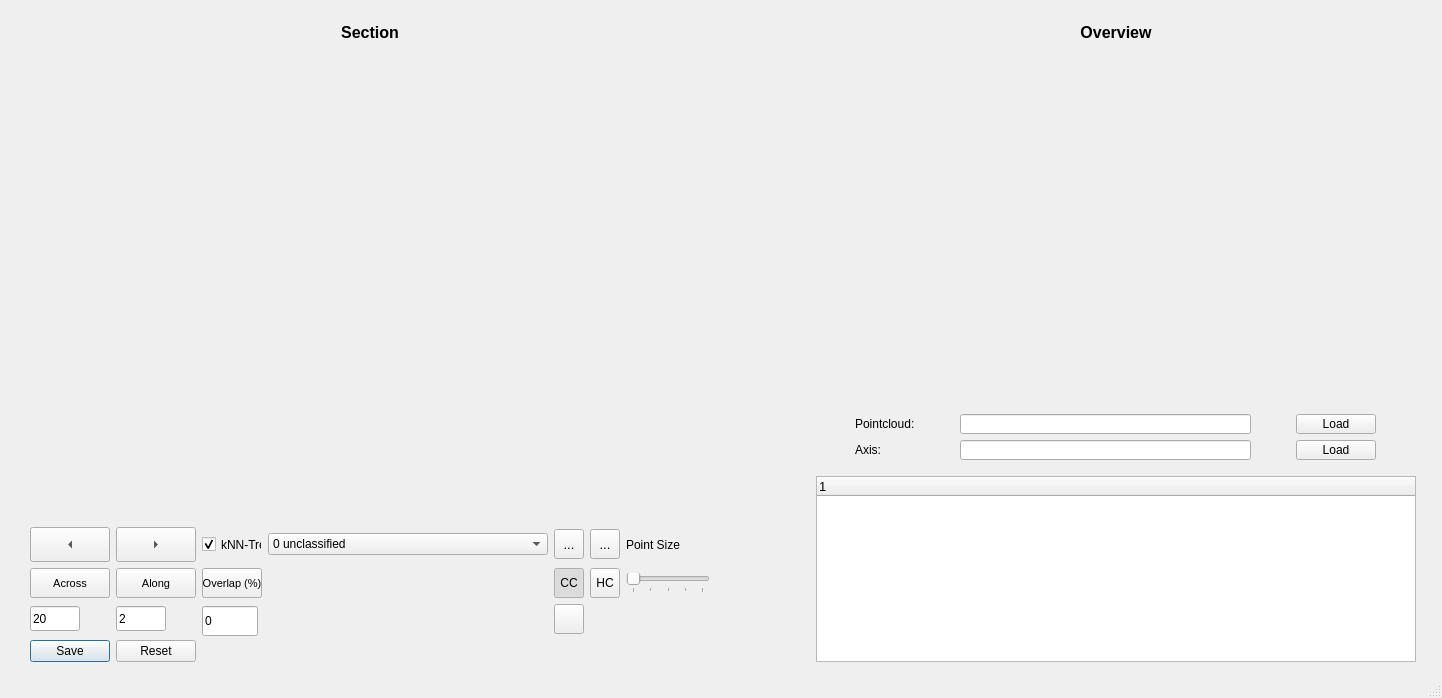
Old version of the form ClassificationTool.ui in the repository TUW-GEO/opals_PointCloudLabeler.
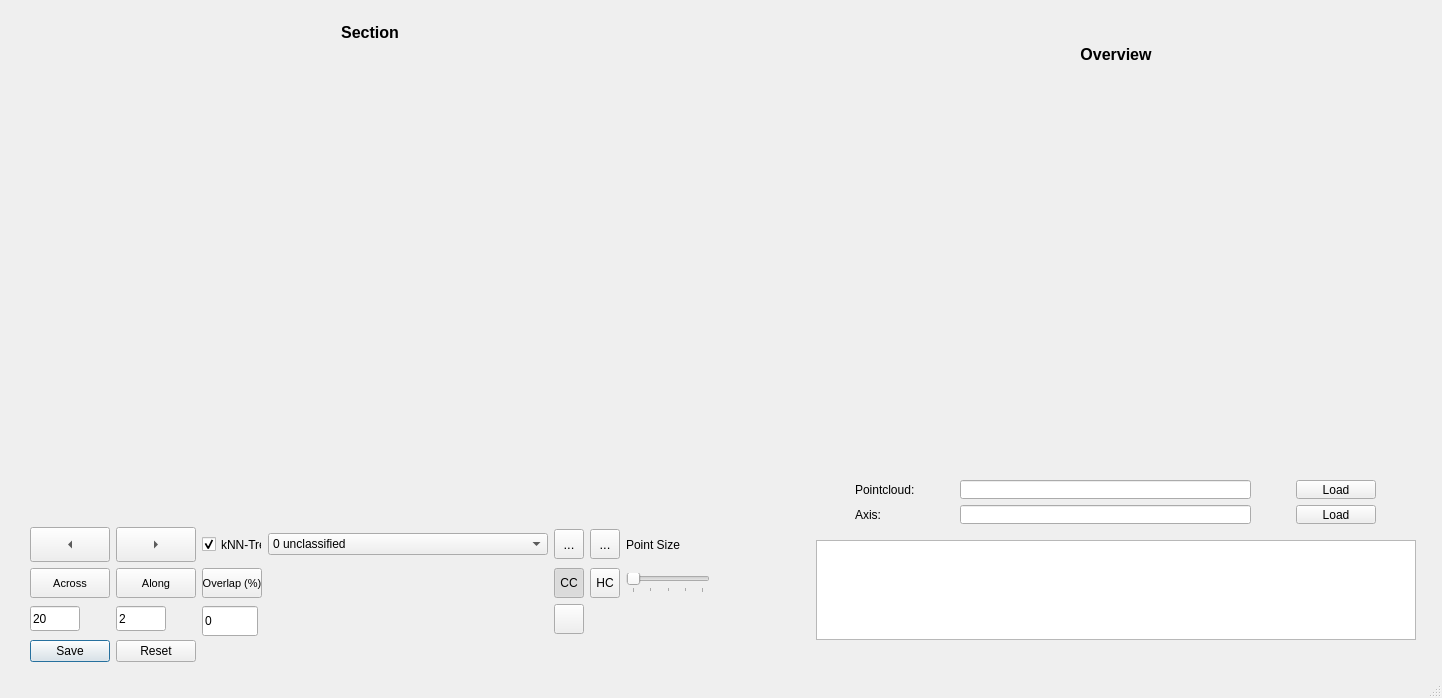
New version of the form. Icons and pictures are not drawn. Custom widgets are drawn as their Qt base class.

Diff of the .ui file:
```diff
--- a/ClassificationTool.ui
+++ b/ClassificationTool.ui
@@ -1118,9 +1118,12 @@
            </spacer>
           </item>
           <item>
-           <widget class="QTreeWidget" name="ClassifiedPoints">
+           <widget class="QListView" name="StatusMessages">
+            <property name="enabled">
+             <bool>true</bool>
+            </property>
             <property name="sizePolicy">
-             <sizepolicy hsizetype="Fixed" vsizetype="Fixed">
+             <sizepolicy hsizetype="Minimum" vsizetype="Minimum">
               <horstretch>0</horstretch>
               <verstretch>0</verstretch>
              </sizepolicy>
@@ -1128,14 +1131,26 @@
             <property name="minimumSize">
              <size>
               <width>600</width>
-              <height>150</height>
+              <height>100</height>
              </size>
             </property>
-            <column>
-             <property name="text">
-              <string notr="true">1</string>
-             </property>
-            </column>
+            <property name="maximumSize">
+             <size>
+              <width>600</width>
+              <height>100</height>
+             </size>
+            </property>
+            <property name="font">
+             <font>
+              <family>MS Shell Dlg 2</family>
+             </font>
+            </property>
+            <property name="editTriggers">
+             <set>QAbstractItemView::CurrentChanged|QAbstractItemView::EditKeyPressed</set>
+            </property>
+            <property name="showDropIndicator" stdset="0">
+             <bool>false</bool>
+            </property>
            </widget>
           </item>
           <item>
```
